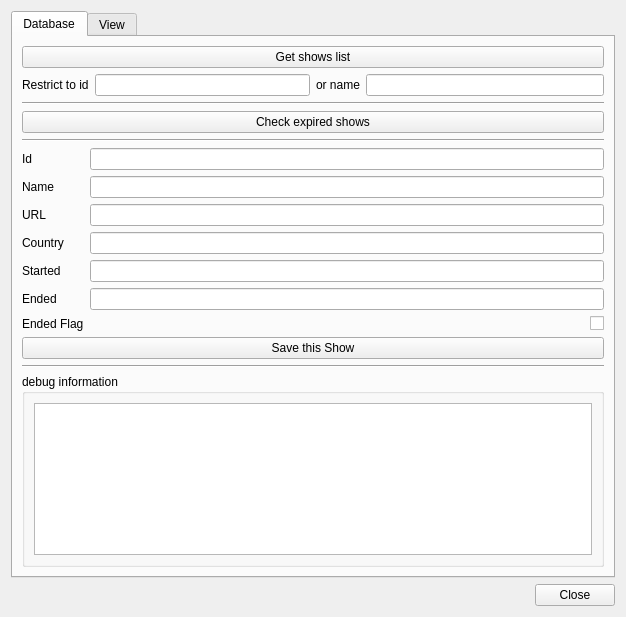
Before: the Qt Designer form playground/DbInterface/ui/mainwindow.ui in gilcn/nextshows, drawn with Qt 5.
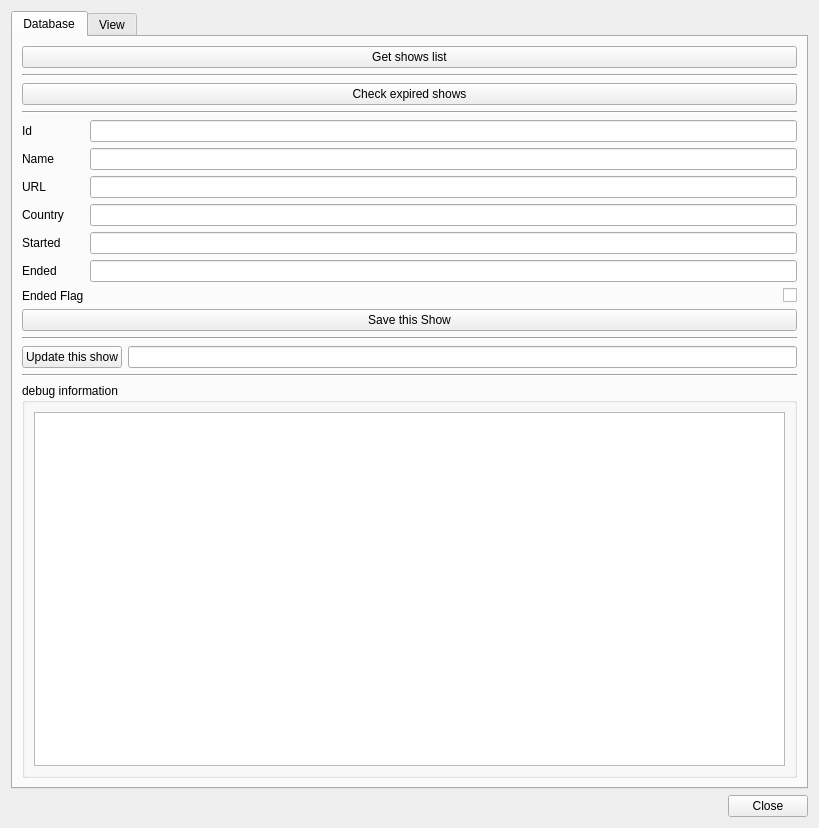
After: the same form once the commit is applied.

Commit message: coding updateShow method of DbInterface class

What changed in the file:
```diff
--- a/playground/DbInterface/ui/mainwindow.ui
+++ b/playground/DbInterface/ui/mainwindow.ui
@@ -5,8 +5,8 @@
    <rect>
     <x>0</x>
     <y>0</y>
-    <width>626</width>
-    <height>617</height>
+    <width>819</width>
+    <height>828</height>
    </rect>
   </property>
   <property name="windowTitle" >
@@ -30,56 +30,28 @@
          </property>
         </widget>
        </item>
-       <item row="1" column="0" >
-        <layout class="QHBoxLayout" name="horizontalLayout" >
-         <item>
-          <widget class="QLabel" name="lblRestrictToId" >
-           <property name="text" >
-            <string>Restrict to id</string>
-           </property>
-          </widget>
-         </item>
-         <item>
-          <widget class="QLineEdit" name="lineEdit" />
-         </item>
-        </layout>
-       </item>
-       <item row="1" column="1" >
-        <layout class="QHBoxLayout" name="horizontalLayout_2" >
-         <item>
-          <widget class="QLabel" name="lblOrName" >
-           <property name="text" >
-            <string>or name</string>
-           </property>
-          </widget>
-         </item>
-         <item>
-          <widget class="QLineEdit" name="lineEdit_2" />
-         </item>
-        </layout>
-       </item>
-       <item row="2" column="0" colspan="2" >
+       <item row="1" column="0" colspan="2" >
         <widget class="Line" name="line" >
          <property name="orientation" >
           <enum>Qt::Horizontal</enum>
          </property>
         </widget>
        </item>
-       <item row="3" column="0" colspan="2" >
+       <item row="2" column="0" colspan="2" >
         <widget class="QPushButton" name="btnCheckExpiredShows" >
          <property name="text" >
           <string>Check expired shows</string>
          </property>
         </widget>
        </item>
-       <item row="4" column="0" colspan="2" >
+       <item row="3" column="0" colspan="2" >
         <widget class="Line" name="line_2" >
          <property name="orientation" >
           <enum>Qt::Horizontal</enum>
          </property>
         </widget>
        </item>
-       <item row="5" column="0" colspan="2" >
+       <item row="4" column="0" colspan="2" >
         <layout class="QFormLayout" name="formLayout_2" >
          <item row="0" column="0" >
           <widget class="QLabel" name="lblId" >
@@ -160,21 +132,21 @@
          </item>
         </layout>
        </item>
-       <item row="6" column="0" colspan="2" >
+       <item row="5" column="0" colspan="2" >
         <widget class="QPushButton" name="btnSaveShow" >
          <property name="text" >
           <string>Save this Show</string>
          </property>
         </widget>
        </item>
-       <item row="7" column="0" colspan="2" >
+       <item row="6" column="0" colspan="2" >
         <widget class="Line" name="line_3" >
          <property name="orientation" >
           <enum>Qt::Horizontal</enum>
          </property>
         </widget>
        </item>
-       <item row="8" column="0" colspan="2" >
+       <item row="10" column="0" colspan="2" >
         <widget class="QGroupBox" name="groupBox_2" >
          <property name="title" >
           <string>debug information</string>
@@ -186,6 +158,23 @@
          </layout>
         </widget>
        </item>
+       <item row="9" column="0" colspan="2" >
+        <widget class="Line" name="line_4" >
+         <property name="orientation" >
+          <enum>Qt::Horizontal</enum>
+         </property>
+        </widget>
+       </item>
+       <item row="7" column="1" >
+        <widget class="QLineEdit" name="ldtUpdateShowId" />
+       </item>
+       <item row="7" column="0" >
+        <widget class="QPushButton" name="btnUpdateShow" >
+         <property name="text" >
+          <string>Update this show</string>
+         </property>
+        </widget>
+       </item>
       </layout>
      </widget>
      <widget class="QWidget" name="tabView" >
```
The commit also changes 4 other files.
